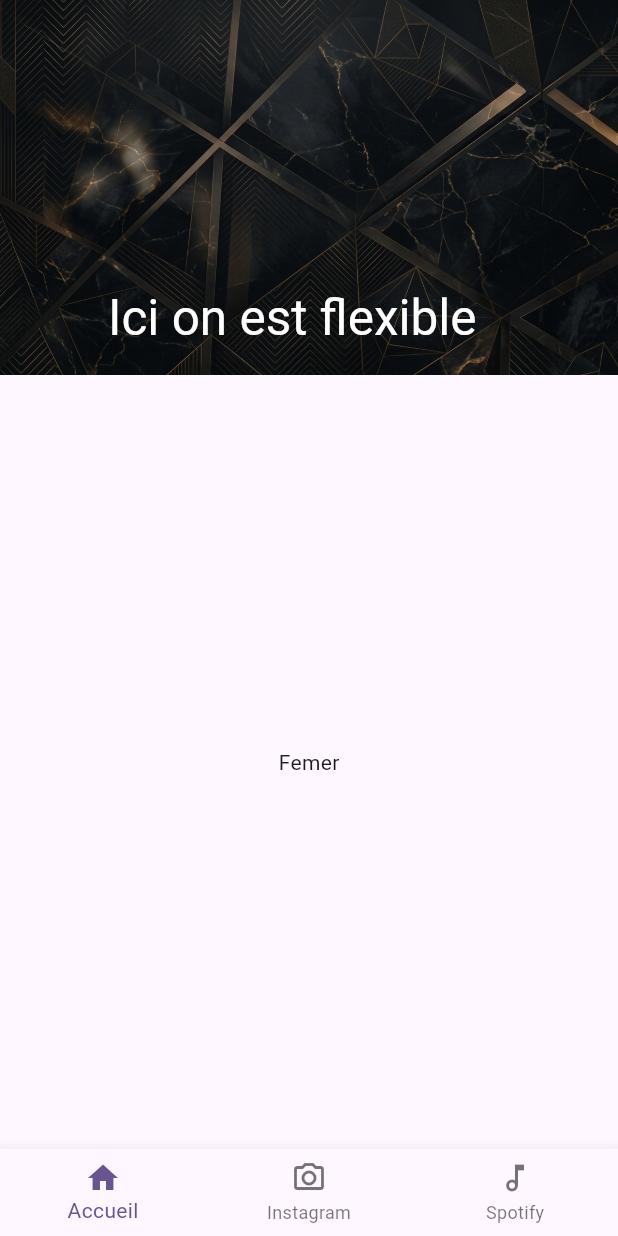
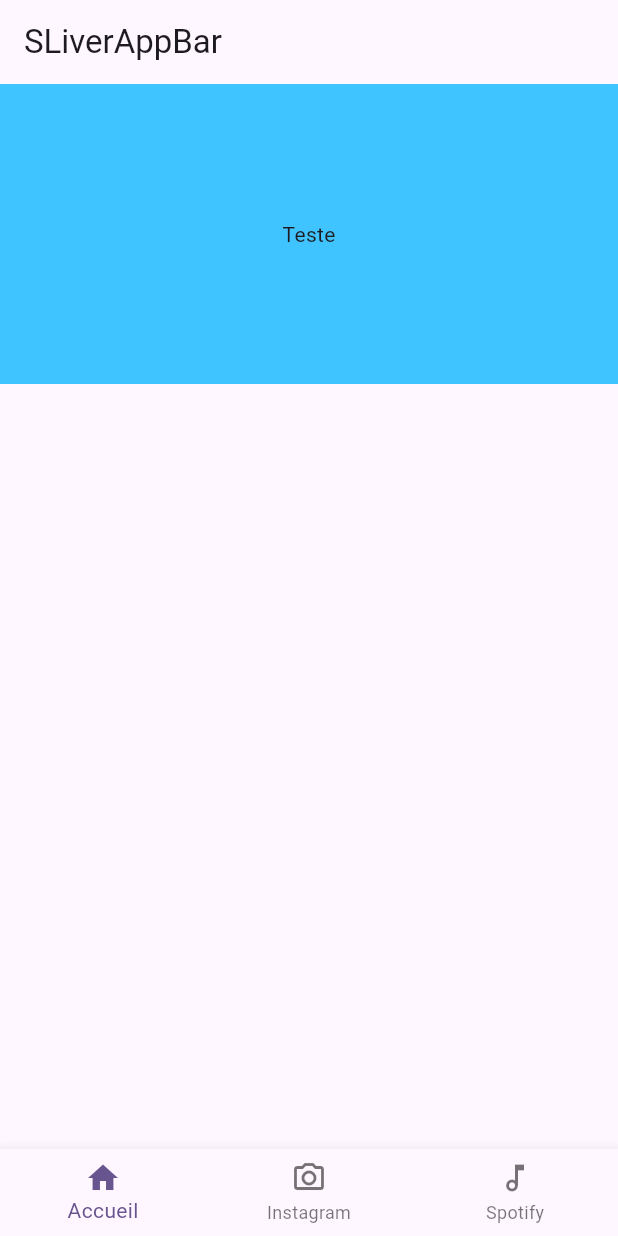
Before and after one commit to Modibo-kane/learnslyver, a Flutter app: the screen it shows after launch, on a phone screen of 412 x 824 dp. Run offline on Flutter 3.47's test engine with Material 3 defaults, Android fonts, the phone set to English and light mode, and no system bars.

Commit message:
SliverPersitentHeaderDelegate

```diff
--- a/lib/pages/home_page.dart
+++ b/lib/pages/home_page.dart
@@ -50,33 +50,45 @@ class HomePageState extends State<HomePage> {
         physics: BouncingScrollPhysics(),
         slivers: [
           SliverAppBar(
-            title:  _isCollapsed ? Text("Mon AppBar") : null,
-            backgroundColor: Colors.lightGreen,
-            centerTitle: true,
             pinned: true,
-            collapsedHeight: kToolbarHeight,
-            expandedHeight: 250,
-            floating: true,
-            snap: true,
-            stretch: true,
-            flexibleSpace: FlexibleSpaceBar(
-              title: Text("Ici on est flexible", style: TextStyle(color: Colors.white),),
-              background: Image.asset("assets/blogBg.webp", fit: BoxFit.cover,),
-              stretchModes: [
-                // StretchMode.blurBackground,
-                StretchMode.zoomBackground,
-                StretchMode.fadeTitle
-              ],
-            ),
+            title: Text("SLiverAppBar"),
           ),
-          SliverFillRemaining(
-            // c'est un element qui permet de remplir l'espace restant
-            child: Center(
-              child: Text(_isCollapsed ? "Ouvert": "Femer"),
-            ),
-          )
+          SliverPersistentHeader(
+              delegate: HeaderDelegate(title: "Teste"),
+            pinned: true,
+          ),
+          SliverFillRemaining()
         ],
       ),
     );
   }
 }
+
+
+class HeaderDelegate extends SliverPersistentHeaderDelegate{
+  final String title;
+
+  HeaderDelegate({required this.title});
+
+  @override
+  Widget build(BuildContext context, double shrinkOffset, bool overlapsContent) {
+    return Container(
+      color: Colors.lightBlueAccent,
+      child: Center(child: Text(title),),
+    );
+  }
+
+  @override
+  // TODO: implement maxExtent
+  double get maxExtent => 200;
+
+  @override
+  // TODO: implement minExtent
+  double get minExtent => 150;
+
+  @override
+  bool shouldRebuild(covariant SliverPersistentHeaderDelegate oldDelegate) {
+    return false;
+  }
+
+}
```
